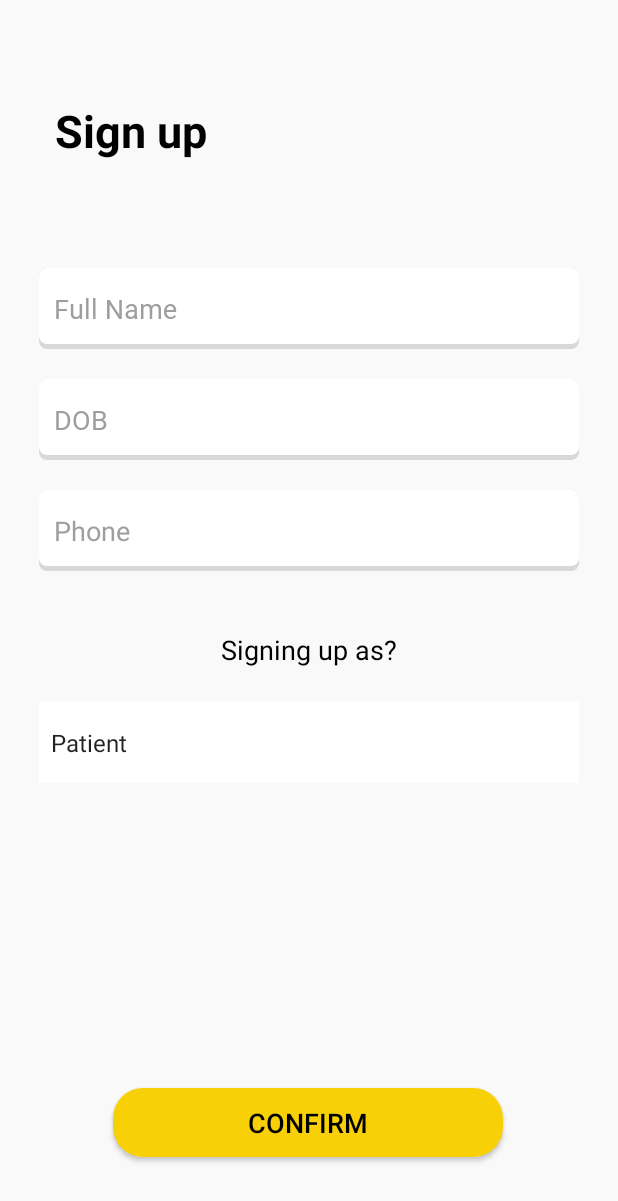
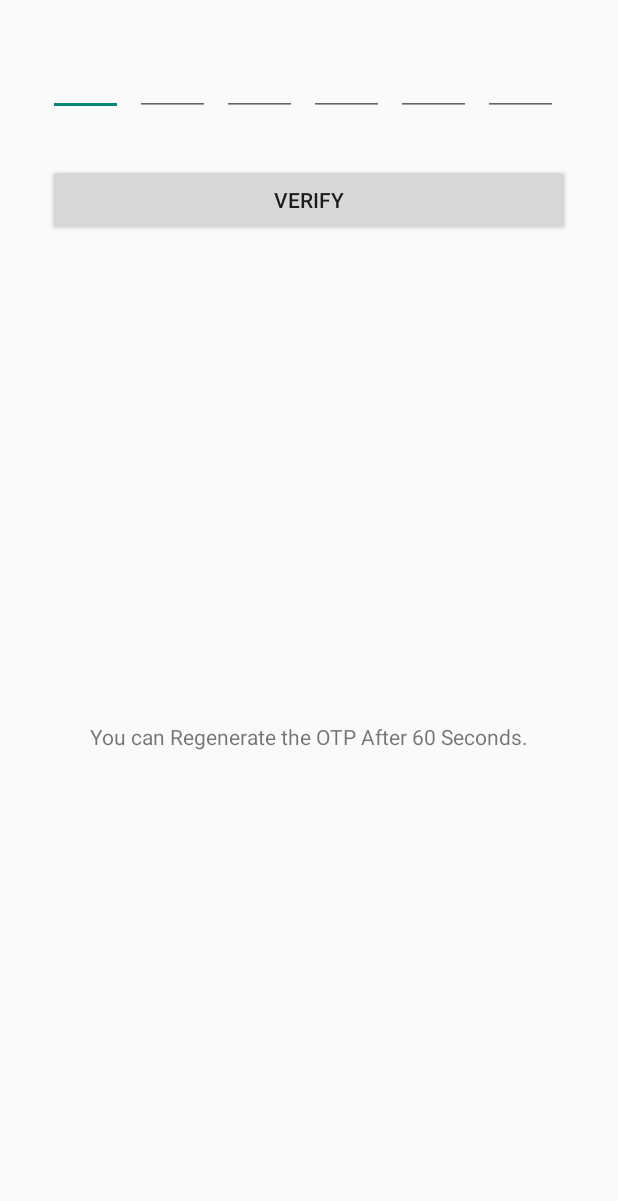
Before and after one commit to aakash-28/Schedoc, an Android app: the screen it shows after launch once a user with an empty profile is signed in (FirstSigninActivity before the commit, VerifyPhone after it), after a tap on "CONFIRM", on a phone screen of 412 x 824 dp. Shown: the top 1201 px of the screen. Run offline under Robolectric (Android 15) with nearby library versions, the phone set to English and light mode, and no system bars; our stand-ins replace Firebase (no records; nobody signed in at launch, a user with empty details on screens opened directly); Roboto replaces fonts that are not available here.

Commit message:
OTP And Google Signin Added

```diff
--- a/app/build.gradle
+++ b/app/build.gradle
@@ -63,3 +63,4 @@ dependencies {
     implementation 'com.github.joielechong:countrycodepicker:2.4.1'
 
 }
+apply plugin: 'com.google.gms.google-services'
--- a/app/src/main/AndroidManifest.xml
+++ b/app/src/main/AndroidManifest.xml
@@ -13,6 +13,7 @@
         android:roundIcon="@mipmap/logo_new_foreground"
         android:supportsRtl="true"
         android:theme="@style/Theme.AppCompat.Light.NoActionBar">
+        <activity android:name=".controller.VerifyPhone"></activity>
         <activity android:name=".controller.MyCalendarDoctorActivity" />
         <activity android:name=".controller.TestActivity" />
         <activity android:name=".controller.AppointementActivity" />
--- a/app/src/main/java/com/mhutshow/daktarlagbe/controller/FirstSigninActivity.java
+++ b/app/src/main/java/com/mhutshow/daktarlagbe/controller/FirstSigninActivity.java
@@ -1,5 +1,6 @@
 package com.mhutshow.daktarlagbe.controller;
 
+import androidx.annotation.NonNull;
 import androidx.appcompat.app.AppCompatActivity;
 
 import android.content.Intent;
@@ -11,7 +12,12 @@ import android.widget.ArrayAdapter;
 import android.widget.Button;
 import android.widget.EditText;
 import android.widget.Spinner;
+import android.widget.Toast;
 
+import com.google.android.gms.tasks.OnFailureListener;
+import com.google.android.gms.tasks.OnSuccessListener;
+import com.google.firebase.auth.AuthResult;
+import com.google.firebase.auth.FirebaseAuth;
 import com.mhutshow.daktarlagbe.R;
 import com.mhutshow.daktarlagbe.model.fireStoreApi.DoctorHelper;
 import com.mhutshow.daktarlagbe.model.fireStoreApi.PatientHelper;
@@ -26,7 +32,7 @@ public class FirstSigninActivity extends AppCompatActivity {
     private EditText teL;
     private EditText hospitalname;
     private Button btn;
-
+    FirebaseAuth fAuth;
     @Override
     protected void onCreate(Bundle savedInstanceState) {
         super.onCreate(savedInstanceState);
@@ -87,16 +93,22 @@ public class FirstSigninActivity extends AppCompatActivity {
                 type = spinner.getSelectedItem().toString();
                 specialite = specialiteList.getSelectedItem().toString();
                 UserHelper.addUser(fullname, birtDay, tel, type);
+
+
+
                 if (type.equals("Patient")) {
-                    PatientHelper.addPatient(fullname, "adress", tel);
+                    PatientHelper.addPatient(fullname, "address", tel);
                     System.out.println("Add patient " + fullname + " to patient collection");
 
                 } else {
                     DoctorHelper.addDoctor(fullname, hospitalName, tel, specialite);
                 }
-                Intent k = new Intent(FirstSigninActivity.this, MainActivity.class);
-                startActivity(k);
-            }
+
+                Intent phone = new Intent(FirstSigninActivity.this,VerifyPhone.class);
+                phone.putExtra("phone","+91"+tel);
+                startActivity(phone);
+                Log.d(TAG, "onSuccess: "+"+91"+ tel);
+        }
 
 
         });
--- a/app/src/main/java/com/mhutshow/daktarlagbe/controller/MainActivity.java
+++ b/app/src/main/java/com/mhutshow/daktarlagbe/controller/MainActivity.java
@@ -58,6 +58,7 @@ public class MainActivity extends AppCompatActivity {
     @Override
     protected void onCreate(Bundle savedInstanceState) {
         GoogleSignInOptions gso = new GoogleSignInOptions.Builder(GoogleSignInOptions.DEFAULT_SIGN_IN)
+                .requestIdToken("594905147969-ekm09q9dr0fen8cgtievlbk8qjju0ikk.apps.googleusercontent.com")
                 .requestEmail()
                 .build();
        mGoogleSignInClient = GoogleSignIn.getClient(this, gso);
--- /dev/null
+++ b/app/src/main/java/com/mhutshow/daktarlagbe/controller/VerifyPhone.java
@@ -0,0 +1,154 @@
+package com.mhutshow.daktarlagbe.controller;
+
+import androidx.appcompat.app.AppCompatActivity;
+
+import android.os.Bundle;
+
+import com.mhutshow.daktarlagbe.R;
+
+import androidx.annotation.NonNull;
+import androidx.appcompat.app.AppCompatActivity;
+
+import android.content.Intent;
+import android.os.Bundle;
+import android.view.View;
+import android.widget.Button;
+import android.widget.EditText;
+import android.widget.Toast;
+
+import com.google.android.gms.tasks.OnSuccessListener;
+import com.google.firebase.FirebaseException;
+import com.google.firebase.auth.AuthResult;
+import com.google.firebase.auth.FirebaseAuth;
+import com.google.firebase.auth.PhoneAuthCredential;
+import com.google.firebase.auth.PhoneAuthProvider;
+
+import java.util.concurrent.TimeUnit;
+
+public class VerifyPhone extends AppCompatActivity {
+    EditText otpNumberOne, getOtpNumberTwo, getOtpNumberThree, getOtpNumberFour, getOtpNumberFive, otpNumberSix;
+    Button verifyPhone, resendOTP;
+    Boolean otpValid = true;
+    FirebaseAuth firebaseAuth;
+    PhoneAuthCredential phoneAuthCredential;
+    PhoneAuthProvider.ForceResendingToken token;
+    String verificationId;
+    String phone;
+    PhoneAuthProvider.OnVerificationStateChangedCallbacks mCallbacks;
+
+    @Override
+    protected void onCreate(Bundle savedInstanceState) {
+        super.onCreate(savedInstanceState);
+        setContentView(R.layout.activity_verify_phone);
+
+        Intent data = getIntent();
+        phone = data.getStringExtra("phone");
+
+
+        firebaseAuth = FirebaseAuth.getInstance();
+
+        otpNumberOne = findViewById(R.id.otpNumberOne);
+        getOtpNumberTwo = findViewById(R.id.optNumberTwo);
+        getOtpNumberThree = findViewById(R.id.otpNumberThree);
+        getOtpNumberFour = findViewById(R.id.otpNumberFour);
+        getOtpNumberFive = findViewById(R.id.otpNumberFive);
+        otpNumberSix = findViewById(R.id.optNumberSix);
+
+        verifyPhone = findViewById(R.id.verifyPhoneBTn);
+        resendOTP = findViewById(R.id.resendOTP);
+
+        verifyPhone.setOnClickListener(new View.OnClickListener() {
+            @Override
+            public void onClick(View view) {
+                validateField(otpNumberOne);
+                validateField(getOtpNumberTwo);
+                validateField(getOtpNumberThree);
+                validateField(getOtpNumberFour);
+                validateField(getOtpNumberFive);
+                validateField(otpNumberSix);
+
+                if (otpValid) {
+                    // send otp to the user
+                    String otp = otpNumberOne.getText().toString() + getOtpNumberTwo.getText().toString() + getOtpNumberThree.getText().toString() + getOtpNumberFour.getText().toString() +
+                            getOtpNumberFive.getText().toString() + otpNumberSix.getText().toString();
+
+                    PhoneAuthCredential credential = PhoneAuthProvider.getCredential(verificationId, otp);
+
+                    verifyAuthentication(credential);
+
+                }
+            }
+        });
+
+
+        mCallbacks = new PhoneAuthProvider.OnVerificationStateChangedCallbacks() {
+
+            @Override
+            public void onCodeSent(@NonNull String s, @NonNull PhoneAuthProvider.ForceResendingToken forceResendingToken) {
+                super.onCodeSent(s, forceResendingToken);
+
+                verificationId = s;
+                token = forceResendingToken;
+                resendOTP.setVisibility(View.GONE);
+            }
+
+            @Override
+            public void onCodeAutoRetrievalTimeOut(@NonNull String s) {
+                super.onCodeAutoRetrievalTimeOut(s);
+                resendOTP.setVisibility(View.VISIBLE);
+            }
+
+            @Override
+            public void onVerificationCompleted(@NonNull PhoneAuthCredential phoneAuthCredential) {
+                verifyAuthentication(phoneAuthCredential);
+                resendOTP.setVisibility(View.GONE);
+            }
+
+            @Override
+            public void onVerificationFailed(@NonNull FirebaseException e) {
+                Toast.makeText(VerifyPhone.this, "OTP Verification Failed.", Toast.LENGTH_SHORT).show();
+            }
+        };
+
+        sendOTP(phone);
+
+
+        resendOTP.setOnClickListener(new View.OnClickListener() {
+            @Override
+            public void onClick(View view) {
+                resendOTP(phone);
+            }
+        });
+
+    }
+
+    public void sendOTP(String phoneNumber) {
+        PhoneAuthProvider.getInstance().verifyPhoneNumber(phoneNumber, 60, TimeUnit.SECONDS, this, mCallbacks);
+    }
+
+    public void resendOTP(String phoneNumber) {
+        PhoneAuthProvider.getInstance().verifyPhoneNumber(phoneNumber, 60, TimeUnit.SECONDS, this, mCallbacks, token);
+    }
+
+
+    public void validateField(EditText field) {
+        if (field.getText().toString().isEmpty()) {
+            field.setError("Required");
+            otpValid = false;
+        } else {
+            otpValid = true;
+        }
+    }
+
+    public void verifyAuthentication(PhoneAuthCredential credential) {
+        firebaseAuth.getCurrentUser().linkWithCredential(credential).addOnSuccessListener(new OnSuccessListener<AuthResult>() {
+            @Override
+            public void onSuccess(AuthResult authResult) {
+                Toast.makeText(VerifyPhone.this, "Acccount Created", Toast.LENGTH_SHORT).show();
+                // send to dashboard.
+                Intent k = new Intent(VerifyPhone.this, MainActivity.class);
+                startActivity(k);
+            }
+        });
+    }
+}
--- /dev/null
+++ b/app/src/main/res/layout/activity_verify_phone.xml
@@ -0,0 +1,117 @@
+<?xml version="1.0" encoding="utf-8"?>
+<androidx.constraintlayout.widget.ConstraintLayout xmlns:android="http://schemas.android.com/apk/res/android"
+    xmlns:app="http://schemas.android.com/apk/res-auto"
+    xmlns:tools="http://schemas.android.com/tools"
+    android:layout_width="match_parent"
+    android:layout_height="match_parent"
+    tools:context=".VerifyPhone">
+
+    <EditText
+        android:id="@+id/otpNumberOne"
+        android:layout_width="50dp"
+        android:layout_height="wrap_content"
+        android:layout_marginStart="32dp"
+        android:layout_marginTop="32dp"
+        android:ems="10"
+        android:focusable="auto"
+        android:inputType="number"
+        android:maxLength="1"
+        android:textAlignment="center"
+        app:layout_constraintStart_toStartOf="parent"
+        app:layout_constraintTop_toTopOf="parent" />
+
+    <EditText
+        android:id="@+id/optNumberTwo"
+        android:layout_width="50dp"
+        android:layout_height="wrap_content"
+        android:layout_marginStart="8dp"
+        android:ems="10"
+        android:inputType="number"
+        android:maxLength="1"
+        android:textAlignment="center"
+        app:layout_constraintBaseline_toBaselineOf="@+id/otpNumberOne"
+        app:layout_constraintStart_toEndOf="@+id/otpNumberOne" />
+
+    <EditText
+        android:id="@+id/otpNumberThree"
+        android:layout_width="50dp"
+        android:layout_height="wrap_content"
+        android:layout_marginStart="8dp"
+        android:ems="10"
+        android:inputType="number"
+        android:maxLength="1"
+        android:textAlignment="center"
+        app:layout_constraintBaseline_toBaselineOf="@+id/optNumberTwo"
+        app:layout_constraintStart_toEndOf="@+id/optNumberTwo" />
+
+    <EditText
+        android:id="@+id/otpNumberFour"
+        android:layout_width="50dp"
+        android:layout_height="wrap_content"
+        android:layout_marginStart="8dp"
+        android:ems="10"
+        android:inputType="number"
+        android:maxLength="1"
+        android:textAlignment="center"
+        app:layout_constraintBaseline_toBaselineOf="@+id/otpNumberThree"
+        app:layout_constraintStart_toEndOf="@+id/otpNumberThree" />
+
+    <EditText
+        android:id="@+id/otpNumberFive"
+        android:layout_width="50dp"
+        android:layout_height="wrap_content"
+        android:layout_marginStart="8dp"
+        android:ems="10"
+        android:inputType="number"
+        android:maxLength="1"
+        android:textAlignment="center"
+        app:layout_constraintBaseline_toBaselineOf="@+id/otpNumberFour"
+        app:layout_constraintStart_toEndOf="@+id/otpNumberFour" />
+
+    <EditText
+        android:id="@+id/optNumberSix"
+        android:layout_width="50dp"
+        android:layout_height="wrap_content"
+        android:layout_marginStart="8dp"
+        android:ems="10"
+        android:inputType="number"
+        android:maxLength="1"
+        android:textAlignment="center"
+        app:layout_constraintBaseline_toBaselineOf="@+id/otpNumberFive"
+        app:layout_constraintStart_toEndOf="@+id/otpNumberFive" />
+
+    <Button
+        android:id="@+id/verifyPhoneBTn"
+        android:layout_width="0dp"
+        android:layout_height="wrap_content"
+        android:layout_marginStart="32dp"
+        android:layout_marginTop="32dp"
+        android:layout_marginEnd="32dp"
+        android:text="Verify"
+        app:layout_constraintEnd_toEndOf="parent"
+        app:layout_constraintStart_toStartOf="parent"
+        app:layout_constraintTop_toBottomOf="@+id/otpNumberOne" />
+
+    <Button
+        android:id="@+id/resendOTP"
+        android:layout_width="0dp"
+        android:layout_height="wrap_content"
+        android:layout_marginStart="32dp"
+        android:layout_marginEnd="32dp"
+        android:text="Resend"
+        android:visibility="gone"
+        app:layout_constraintEnd_toEndOf="parent"
+        app:layout_constraintStart_toStartOf="parent"
+        app:layout_constraintTop_toBottomOf="@+id/verifyPhoneBTn" />
+
+    <TextView
+        android:id="@+id/textView3"
+        android:layout_width="wrap_content"
+        android:layout_height="wrap_content"
+        android:text="You can Regenerate the OTP After 60 Seconds."
+        app:layout_constraintBottom_toBottomOf="parent"
+        app:layout_constraintEnd_toEndOf="parent"
+        app:layout_constraintStart_toStartOf="parent"
+        app:layout_constraintTop_toBottomOf="@+id/resendOTP" />
+
+</androidx.constraintlayout.widget.ConstraintLayout>
```
Also changed, not shown: app/src/main/java/com/mhutshow/daktarlagbe/controller/Register.java (deleted, +0 -199 lines), app/src/main/res/layout/activity_o_t_p_verification.xml (added, +9 -0 lines), app/src/main/res/layout/activity_register.xml (deleted, +0 -137 lines), 211 other files.
